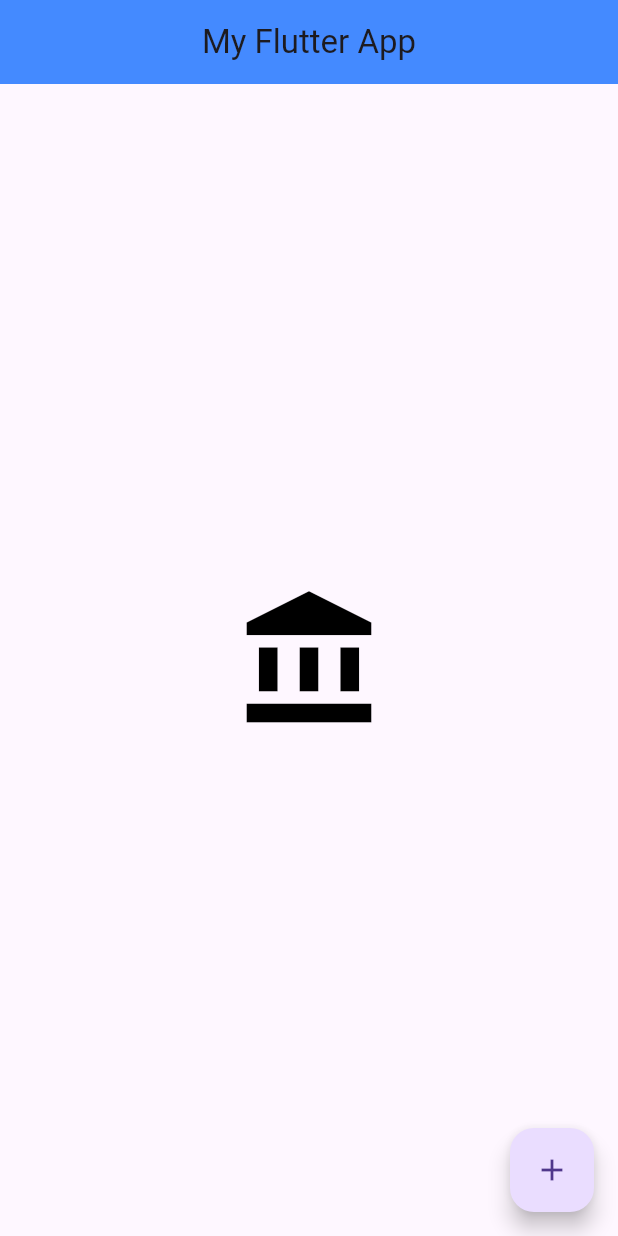
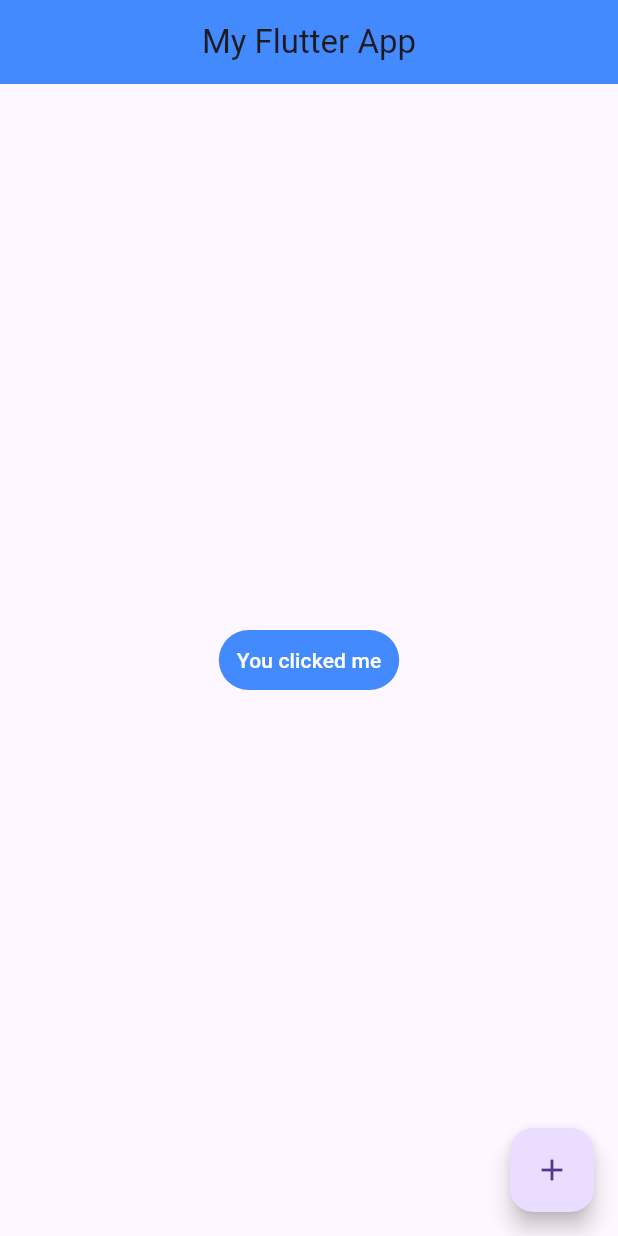
Before and after one commit to KamalSinghgeek/Flutter_Code_Base, a Flutter app: the screen it shows after launch, on a phone screen of 412 x 824 dp. Run offline on Flutter 3.47's test engine with Material 3 defaults, Android fonts, the phone set to English and light mode, and no system bars.

Commit message:
Text Button and it's properties

```diff
--- a/lib/main.dart
+++ b/lib/main.dart
@@ -21,18 +21,23 @@ class MyHomePage extends StatelessWidget {
         backgroundColor: Colors.blueAccent,
       ),
       body: Center(
-        child: Icon(
-          Icons.account_balance,
-          size: 100,
-          color: Colors.black,
-        )
+        child: TextButton(
+          onPressed: () {
+            // Add your onPressed functionality here
+            print('You clicked me');
+          },
+          style: TextButton.styleFrom(
+            backgroundColor: Colors.blueAccent, // Set the color here
+          ),
+          child: Text('You clicked me', style: TextStyle(color: Colors.white)),
+        ),
       ),
       floatingActionButton: FloatingActionButton(
         onPressed: () {
           // Add your onPressed functionality here
         },
         tooltip: 'Click',
-        child: Icon(Icons.add), // You can use any icon you want
+        child: Icon(Icons.add),
       ),
     );
   }
```
